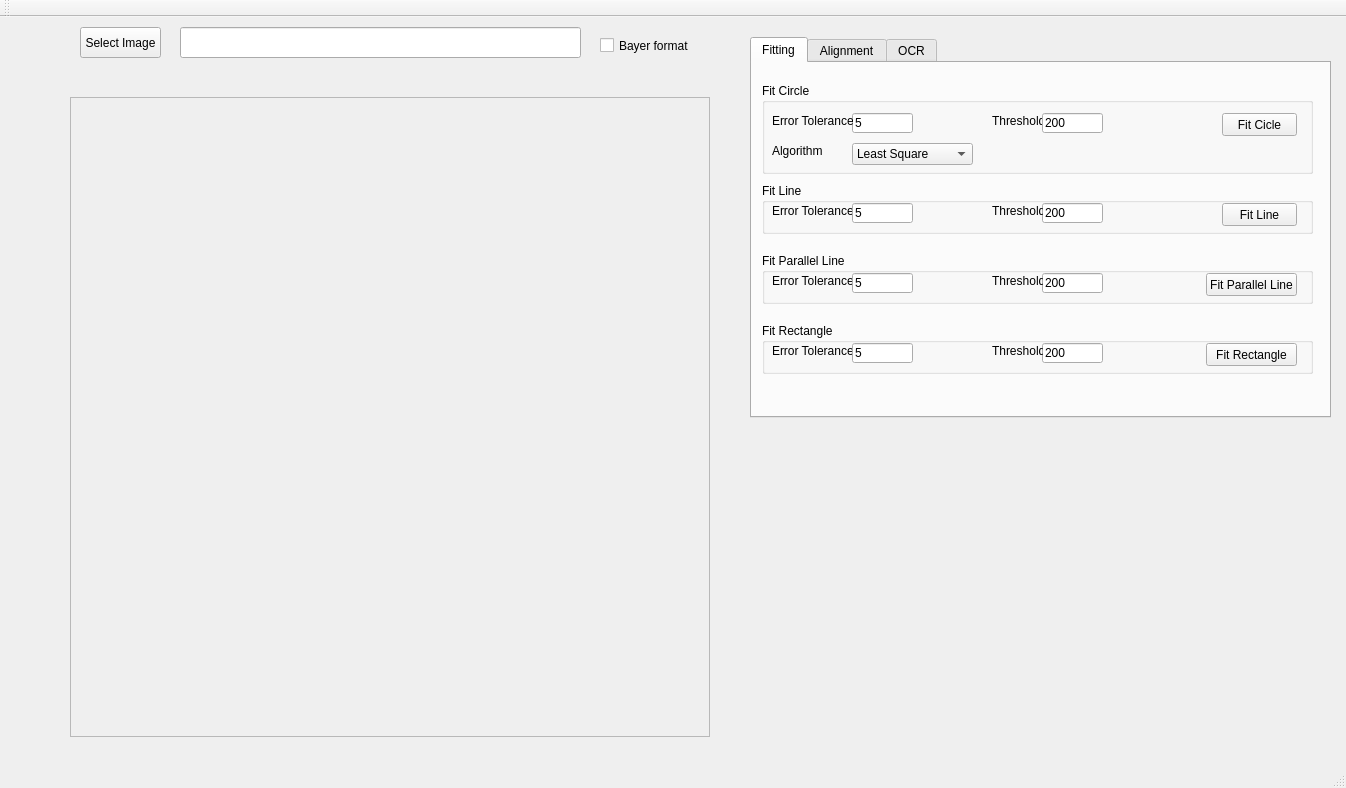
hceng123/VisionLibrary, file VisionWidget/visionwidget.ui: the form before one commit.
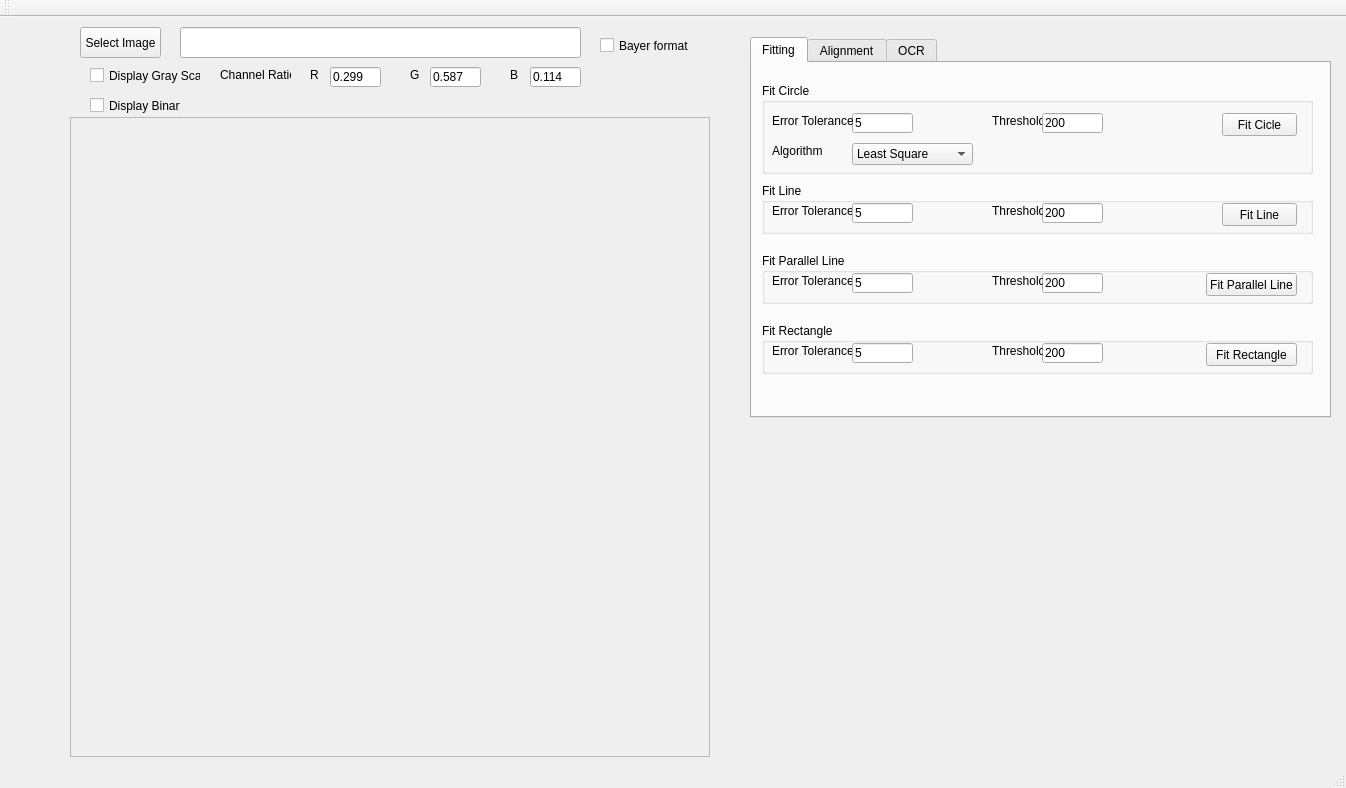
The form after the commit. Custom widgets are drawn as their Qt base class.

Commit message:
Support display image as gray scale.
Support display image as gray scale.

Patch:
```diff
--- a/VisionWidget/visionwidget.ui
+++ b/VisionWidget/visionwidget.ui
@@ -18,7 +18,7 @@
     <property name="geometry">
      <rect>
       <x>70</x>
-      <y>80</y>
+      <y>100</y>
       <width>640</width>
       <height>640</height>
      </rect>
@@ -57,7 +57,7 @@
     <property name="geometry">
      <rect>
       <x>10</x>
-      <y>90</y>
+      <y>100</y>
       <width>50</width>
       <height>461</height>
      </rect>
@@ -658,6 +658,123 @@
      <string>Bayer format</string>
     </property>
    </widget>
+   <widget class="QCheckBox" name="checkBoxDisplayGrayScale">
+    <property name="geometry">
+     <rect>
+      <x>90</x>
+      <y>50</y>
+      <width>111</width>
+      <height>17</height>
+     </rect>
+    </property>
+    <property name="text">
+     <string>Display Gray Scale</string>
+    </property>
+   </widget>
+   <widget class="QCheckBox" name="checkBoxDisplayBinary">
+    <property name="geometry">
+     <rect>
+      <x>90</x>
+      <y>80</y>
+      <width>91</width>
+      <height>17</height>
+     </rect>
+    </property>
+    <property name="text">
+     <string>Display Binary</string>
+    </property>
+   </widget>
+   <widget class="QLabel" name="labelChannelRatio">
+    <property name="geometry">
+     <rect>
+      <x>220</x>
+      <y>50</y>
+      <width>71</width>
+      <height>16</height>
+     </rect>
+    </property>
+    <property name="text">
+     <string>Channel Ratio</string>
+    </property>
+   </widget>
+   <widget class="QLabel" name="labelRChannel">
+    <property name="geometry">
+     <rect>
+      <x>310</x>
+      <y>50</y>
+      <width>16</width>
+      <height>16</height>
+     </rect>
+    </property>
+    <property name="text">
+     <string>R</string>
+    </property>
+   </widget>
+   <widget class="QLineEdit" name="lineEditRRatio">
+    <property name="geometry">
+     <rect>
+      <x>330</x>
+      <y>50</y>
+      <width>51</width>
+      <height>20</height>
+     </rect>
+    </property>
+    <property name="text">
+     <string>0.299</string>
+    </property>
+   </widget>
+   <widget class="QLabel" name="labelGChannel">
+    <property name="geometry">
+     <rect>
+      <x>410</x>
+      <y>50</y>
+      <width>16</width>
+      <height>16</height>
+     </rect>
+    </property>
+    <property name="text">
+     <string>G</string>
+    </property>
+   </widget>
+   <widget class="QLineEdit" name="lineEditGRatio">
+    <property name="geometry">
+     <rect>
+      <x>430</x>
+      <y>50</y>
+      <width>51</width>
+      <height>20</height>
+     </rect>
+    </property>
+    <property name="text">
+     <string>0.587</string>
+    </property>
+   </widget>
+   <widget class="QLabel" name="labelBChannel">
+    <property name="geometry">
+     <rect>
+      <x>510</x>
+      <y>50</y>
+      <width>16</width>
+      <height>16</height>
+     </rect>
+    </property>
+    <property name="text">
+     <string>B</string>
+    </property>
+   </widget>
+   <widget class="QLineEdit" name="lineEditBRatio">
+    <property name="geometry">
+     <rect>
+      <x>530</x>
+      <y>50</y>
+      <width>51</width>
+      <height>20</height>
+     </rect>
+    </property>
+    <property name="text">
+     <string>0.114</string>
+    </property>
+   </widget>
   </widget>
   <widget class="QMenuBar" name="menuBar">
    <property name="geometry">
```
Left out of the diff: 2 changed lines with no effect on the pictures. The commit also changes 3 other files.
